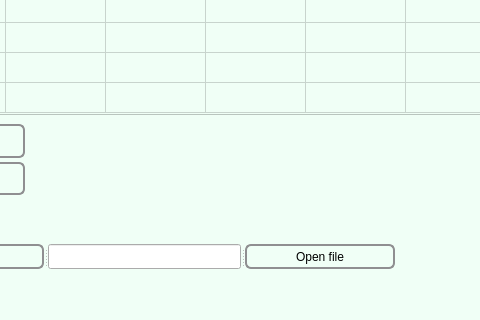
dimakovua/MyQtExcel, file mainwindow.ui: the form before one commit; both pictures show x 116 to 596 and y 205 to 525 of the 737 by 525 pixel window.
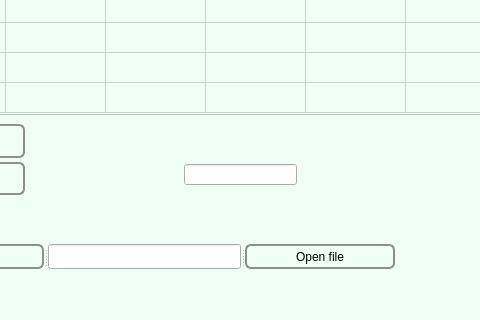
The form after the commit. Icons and pictures are not drawn.

Patch:
```diff
--- a/mainwindow.ui
+++ b/mainwindow.ui
@@ -277,6 +277,16 @@
      </property>
     </widget>
    </widget>
+   <widget class="QLineEdit" name="lineEdit">
+    <property name="geometry">
+     <rect>
+      <x>300</x>
+      <y>350</y>
+      <width>113</width>
+      <height>21</height>
+     </rect>
+    </property>
+   </widget>
   </widget>
   <widget class="QMenuBar" name="menubar">
    <property name="geometry">
```
Left out of the diff: 2 changed lines with no effect on the pictures.
